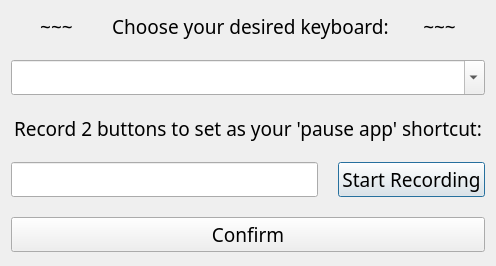
Carcass0/Pinyin-tone-setter, file dialog.ui: the form before one commit.
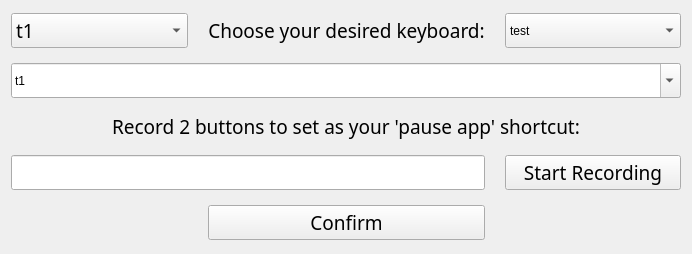
The form after the commit.

Diff of the .ui file:
```diff
--- a/dialog.ui
+++ b/dialog.ui
@@ -6,8 +6,8 @@
    <rect>
     <x>0</x>
     <y>0</y>
-    <width>496</width>
-    <height>266</height>
+    <width>692</width>
+    <height>254</height>
    </rect>
   </property>
   <property name="font">
@@ -16,42 +16,36 @@
     <pointsize>14</pointsize>
    </font>
   </property>
+  <property name="focusPolicy">
+   <enum>Qt::StrongFocus</enum>
+  </property>
   <property name="windowTitle">
    <string>Pinyin Tones</string>
   </property>
   <property name="styleSheet">
-   <string notr="true"/>
+   <string notr="true">QPushButton:hover {
+	border: 2px solid rgb(150, 150, 150);
+	border-radius: 5px;
+	background: rgb(245, 245, 245);
+}
+
+QPushButton:focus {
+	border: 2px solid rgb(150, 150, 150);
+	border-radius: 5px;
+	background: rgb(245, 245, 245);
+}
+</string>
   </property>
   <layout class="QGridLayout" name="gridLayout_2">
    <item row="0" column="0">
-    <layout class="QGridLayout" name="gridLayout" columnstretch="0,0">
-     <property name="spacing">
+    <layout class="QGridLayout" name="gridLayout" columnstretch="2,1,1,2">
+     <property name="horizontalSpacing">
       <number>20</number>
      </property>
-     <item row="5" column="0">
-      <widget class="QLineEdit" name="shortcut_edit">
-       <property name="font">
-        <font>
-         <family>Bahnschrift</family>
-         <pointsize>14</pointsize>
-        </font>
-       </property>
-      </widget>
-     </item>
-     <item row="5" column="1">
-      <widget class="QPushButton" name="record_button">
-       <property name="font">
-        <font>
-         <family>Bahnschrift</family>
-         <pointsize>14</pointsize>
-        </font>
-       </property>
-       <property name="text">
-        <string>Start Recording</string>
-       </property>
-      </widget>
-     </item>
-     <item row="3" column="0" colspan="2">
+     <property name="verticalSpacing">
+      <number>15</number>
+     </property>
+     <item row="3" column="0" colspan="4">
       <widget class="QLabel" name="shortcut_label">
        <property name="sizePolicy">
         <sizepolicy hsizetype="Preferred" vsizetype="Fixed">
@@ -73,7 +67,7 @@
        </property>
       </widget>
      </item>
-     <item row="2" column="0" colspan="2">
+     <item row="2" column="0" colspan="4">
       <widget class="QComboBox" name="language_box">
        <property name="sizePolicy">
         <sizepolicy hsizetype="Preferred" vsizetype="Fixed">
@@ -99,9 +93,45 @@
        <property name="duplicatesEnabled">
         <bool>true</bool>
        </property>
+       <item>
+        <property name="text">
+         <string>t1</string>
+        </property>
+       </item>
+       <item>
+        <property name="text">
+         <string>t2</string>
+        </property>
+       </item>
       </widget>
      </item>
-     <item row="0" column="0" colspan="2">
+     <item row="5" column="3">
+      <widget class="QPushButton" name="record_button">
+       <property name="font">
+        <font>
+         <family>Bahnschrift</family>
+         <pointsize>14</pointsize>
+        </font>
+       </property>
+       <property name="focusPolicy">
+        <enum>Qt::NoFocus</enum>
+       </property>
+       <property name="text">
+        <string>Start Recording</string>
+       </property>
+      </widget>
+     </item>
+     <item row="5" column="0" colspan="3">
+      <widget class="QLineEdit" name="shortcut_edit">
+       <property name="font">
+        <font>
+         <family>Bahnschrift</family>
+         <pointsize>14</pointsize>
+        </font>
+       </property>
+      </widget>
+     </item>
+     <item row="0" column="1" colspan="2">
       <widget class="QLabel" name="keyboard_label">
        <property name="sizePolicy">
         <sizepolicy hsizetype="Preferred" vsizetype="Fixed">
@@ -116,7 +146,7 @@
         </font>
        </property>
        <property name="text">
-        <string>~~~        Choose your desired keyboard:       ~~~</string>
+        <string>Choose your desired keyboard:</string>
        </property>
        <property name="scaledContents">
         <bool>false</bool>
@@ -126,7 +156,7 @@
        </property>
       </widget>
      </item>
-     <item row="6" column="0" colspan="2">
+     <item row="6" column="1" colspan="2">
       <widget class="QPushButton" name="confirm_button">
        <property name="font">
         <font>
@@ -134,11 +164,63 @@
          <pointsize>14</pointsize>
         </font>
        </property>
+       <property name="focusPolicy">
+        <enum>Qt::NoFocus</enum>
+       </property>
        <property name="text">
         <string>Confirm</string>
        </property>
       </widget>
      </item>
+     <item row="0" column="0">
+      <widget class="QComboBox" name="locale_box">
+       <property name="font">
+        <font>
+         <family>Bahnschrift</family>
+         <pointsize>14</pointsize>
+        </font>
+       </property>
+       <property name="editable">
+        <bool>false</bool>
+       </property>
+       <item>
+        <property name="text">
+         <string>t1</string>
+        </property>
+       </item>
+       <item>
+        <property name="text">
+         <string>t2</string>
+        </property>
+       </item>
+      </widget>
+     </item>
+     <item row="0" column="3">
+      <widget class="QComboBox" name="colour_box">
+       <property name="sizePolicy">
+        <sizepolicy hsizetype="Preferred" vsizetype="Preferred">
+         <horstretch>0</horstretch>
+         <verstretch>0</verstretch>
+        </sizepolicy>
+       </property>
+       <property name="font">
+        <font/>
+       </property>
+       <property name="editable">
+        <bool>false</bool>
+       </property>
+       <item>
+        <property name="text">
+         <string>test</string>
+        </property>
+       </item>
+       <item>
+        <property name="text">
+         <string>t2</string>
+        </property>
+       </item>
+      </widget>
+     </item>
     </layout>
    </item>
   </layout>
```
